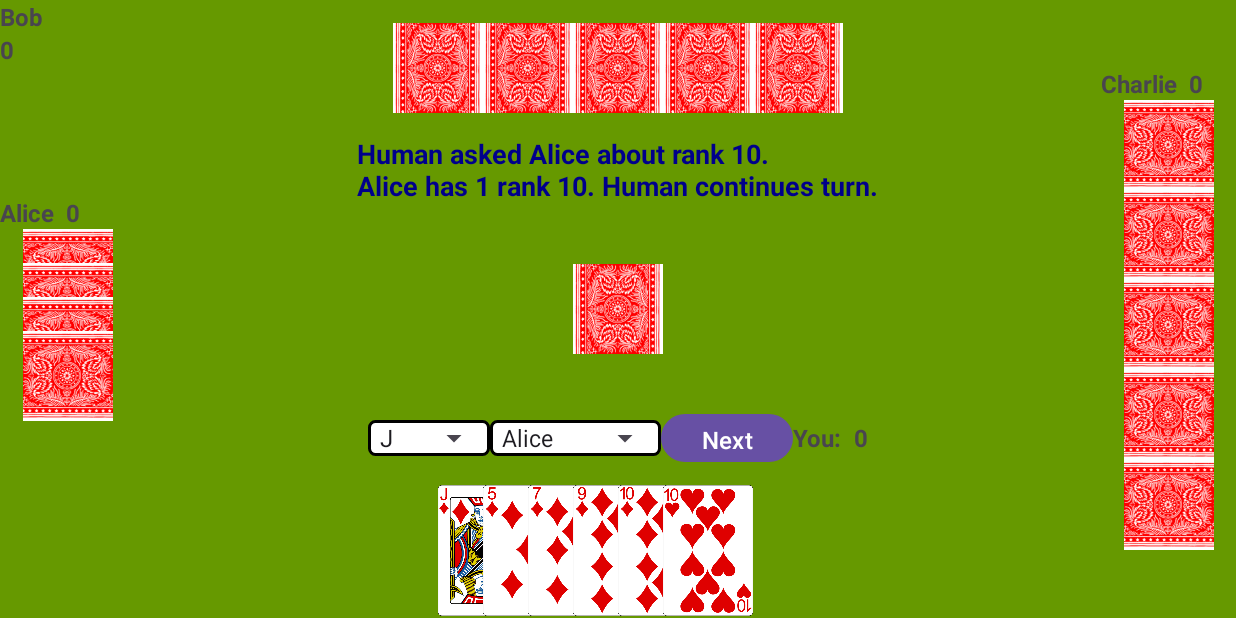
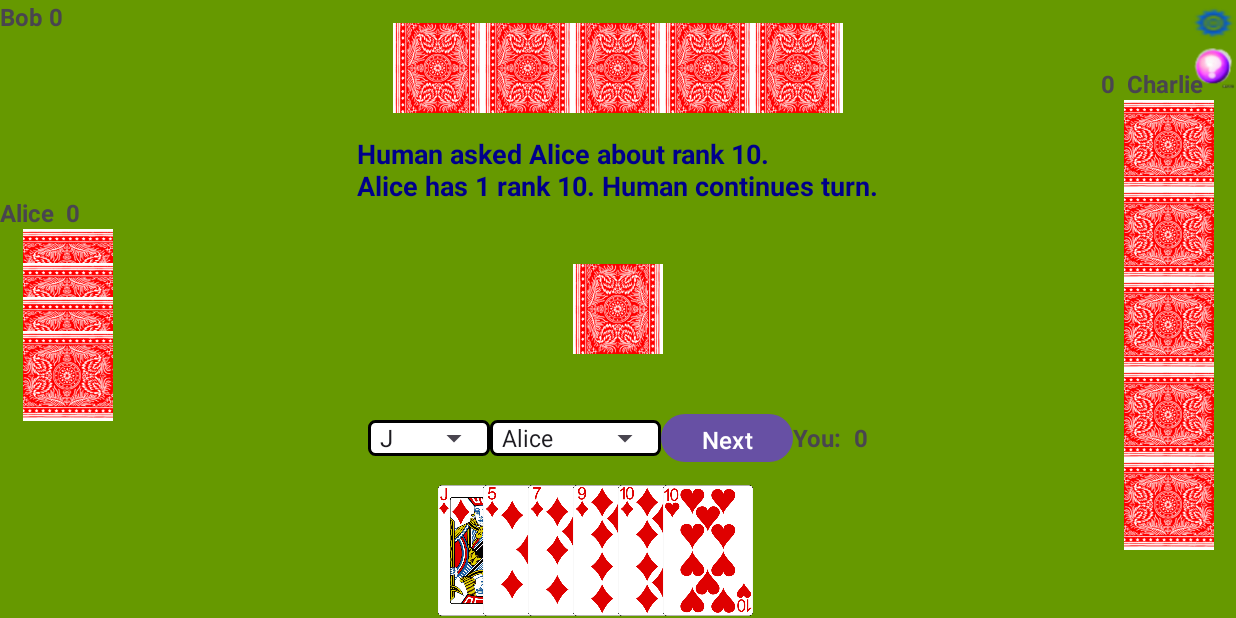
Before and after one commit to hoangvu27/NIT6150FishingCardGame, an Android app: the screen it shows after launch (MainActivity), after a tap on "Next", on a phone screen of 824 x 412 dp (held sideways). Run offline under Robolectric (Android 15) with nearby library versions, the phone set to English and light mode, and no system bars; 2 other taps on this screen came first.

Commit message:
Add game rules button Add game settings and quit game button Customize images for buttons Fix minor bugs

```diff
--- a/app/src/main/java/com/example/fishingcardgame/GameLogic.java
+++ b/app/src/main/java/com/example/fishingcardgame/GameLogic.java
@@ -27,6 +27,7 @@ public class GameLogic {
     private boolean startNextRound = false;
     protected int cardIndex = 0;  //  this is for delay for initial animation
     private Player scoringPlayer = null;
+    private String scoringRank = "";
     private List<String> collectedRanks = new ArrayList<String>();
 
     private GameListener gameListener;  // Interface to notify UI about game events
@@ -245,6 +246,7 @@ public class GameLogic {
         collectedRanks.clear();
         collectedRanks = player.checkForSets();
         for (String rank : collectedRanks) {
+            scoringRank = rank;
             if (player.isHuman()) {
                 humanScore++;
             } else {
@@ -372,7 +374,7 @@ public class GameLogic {
      * @return true if round is over
      */
     public boolean isRoundOver() {
-        return totalRoundPoint == 13 && turnOrder.get(0) != getCharliePlayer();
+        return totalRoundPoint == 13 && currentRound < 4;
     }
 
     /**
@@ -380,7 +382,7 @@ public class GameLogic {
      * @return true if game is over
      */
     public boolean isGameOver() {
-        return totalRoundPoint == 13 && turnOrder.get(0) == getCharliePlayer();
+        return totalRoundPoint == 13 && currentRound == 4;
     }
 
     /**
@@ -428,4 +430,12 @@ public class GameLogic {
     public int[] getBotScores() {
         return botScores;
     }
+
+    public void setScoringRank(String scoringRank) {
+        this.scoringRank = scoringRank;
+    }
+
+    public String getScoringRank() {
+        return scoringRank;
+    }
 }
--- a/app/src/main/res/layout/activity_main.xml
+++ b/app/src/main/res/layout/activity_main.xml
@@ -22,7 +22,7 @@
         <LinearLayout
             android:layout_width="match_parent"
             android:layout_height="wrap_content"
-            android:orientation="vertical">
+            android:orientation="horizontal">
             <TextView
                 android:id="@+id/bobName"
                 android:layout_width="wrap_content"
@@ -39,7 +39,8 @@
                 android:layout_height="wrap_content"
                 android:text="0"
                 android:textStyle="bold"
-                android:textSize="16sp" />
+                android:textSize="16sp"
+                android:layout_marginStart="4dp"/>
         </LinearLayout>
 
         <!-- Added margin to space the cards from the score -->/>
@@ -143,21 +144,23 @@
             android:layout_height="wrap_content"
             android:orientation="horizontal">
             <TextView
+                android:id="@+id/charlieScore"
+                android:layout_width="wrap_content"
+                android:layout_height="wrap_content"
+                android:text="0"
+                android:textSize="16sp"
+                android:textStyle="bold" />
+
+            <TextView
                 android:id="@+id/charlieName"
                 android:layout_width="wrap_content"
                 android:layout_height="wrap_content"
                 android:text="Charlie"
                 android:textSize="16sp"
                 android:textStyle="bold"
-                android:layout_gravity="center_horizontal" />
-            <TextView
-                android:id="@+id/charlieScore"
-                android:layout_width="wrap_content"
-                android:layout_height="wrap_content"
-                android:text="0"
-                android:textSize="16sp"
-                android:textStyle="bold"
+                android:layout_gravity="center_horizontal"
                 android:layout_marginStart="8dp" />
+
         </LinearLayout>
 
 
@@ -258,4 +261,32 @@
 <!--        android:layout_height="wrap_content"-->
 <!--        android:text="Start Game"-->
 <!--        android:layout_gravity="center" />-->
+
+    <LinearLayout
+        android:layout_width="wrap_content"
+        android:layout_height="wrap_content"
+        android:layout_alignParentEnd="true"
+        android:layout_alignParentTop="true"
+        android:orientation="vertical"
+        >
+<!--        android:gravity="end"-->
+
+        <ImageButton
+            android:id="@+id/settingsButton"
+            android:layout_width="30dp"
+            android:layout_height="30dp"
+            android:text="Exit"
+            android:src="@drawable/settings"
+            android:background="?attr/selectableItemBackgroundBorderless"/>
+
+        <!-- Game Rules Button -->
+        <ImageButton
+            android:id="@+id/gameRulesButton"
+            android:layout_width="30dp"
+            android:layout_height="30dp"
+            android:src="@drawable/game_rule"
+            android:background="?attr/selectableItemBackgroundBorderless"
+            android:scaleType="fitCenter" />
+    </LinearLayout>
+
 </RelativeLayout>
```
Also changed, not shown: app/src/main/java/com/example/fishingcardgame/MainActivity.java (+96 -10 lines), app/src/main/res/drawable/game_rule.png (added), app/src/main/res/drawable/settings.png (added).
